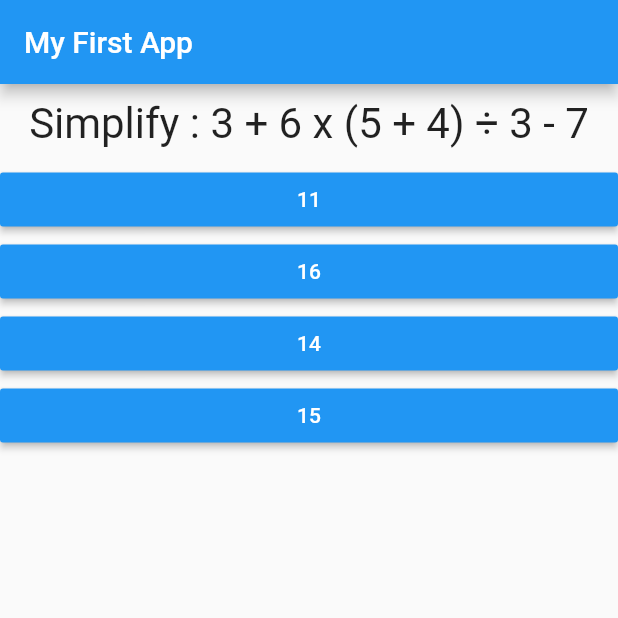
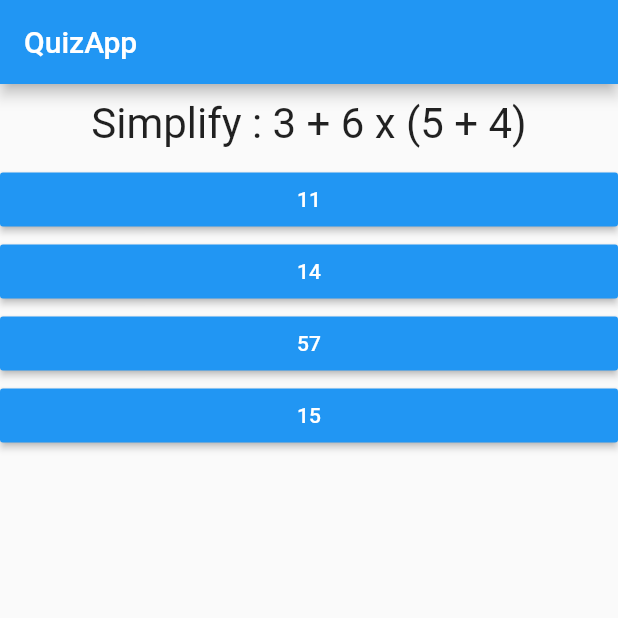
Before and after one commit to kshitij7890/QuizApp, a Flutter app: the screen it shows after launch, on a phone screen of 412 x 824 dp, the top half of it. Run offline on Flutter 3.47's test engine with Material 2 defaults, Android fonts, the phone set to English and light mode, and no system bars.

Commit message:
minor changes

```diff
--- a/lib/main.dart
+++ b/lib/main.dart
@@ -15,11 +15,11 @@ class MyApp extends StatefulWidget {
 class _MyAppState extends State<MyApp> {
   final _questions = const [
     {
-      'questionText': 'Simplify : 3 + 6 x (5 + 4) ÷ 3 - 7',
+      'questionText': 'Simplify : 3 + 6 x (5 + 4)',
       'answers': [
         {'text': '11', 'score': 0},
-        {'text': '16', 'score': 0},
-        {'text': '14', 'score': 1},
+        {'text': '14', 'score': 0},
+        {'text': '57', 'score': 1},
         {'text': '15', 'score': 0},
       ],
     },
@@ -72,7 +72,7 @@ class _MyAppState extends State<MyApp> {
     return MaterialApp(
       home: Scaffold(
         appBar: AppBar(
-          title: Text('My First App'),
+          title: Text('QuizApp'),
         ),
         body: _questionIndex < _questions.length
             ? Quiz(
```
